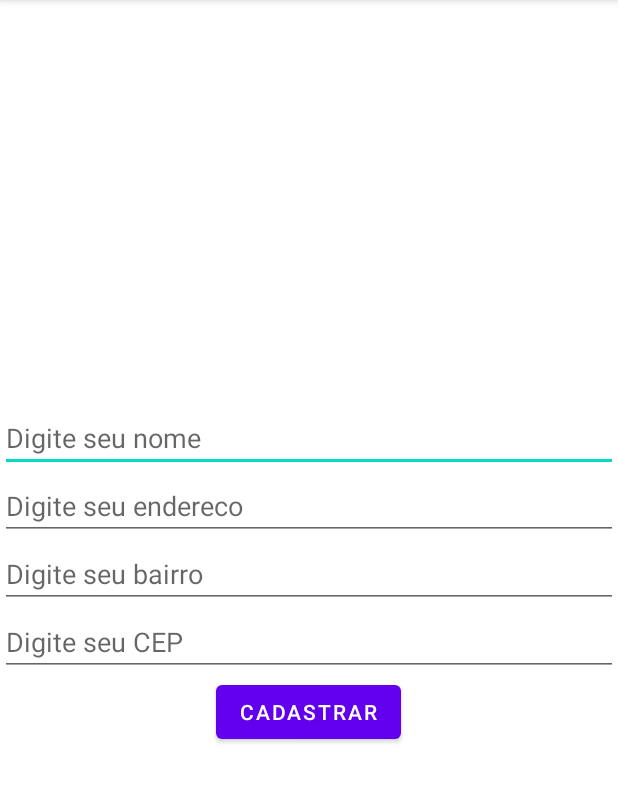
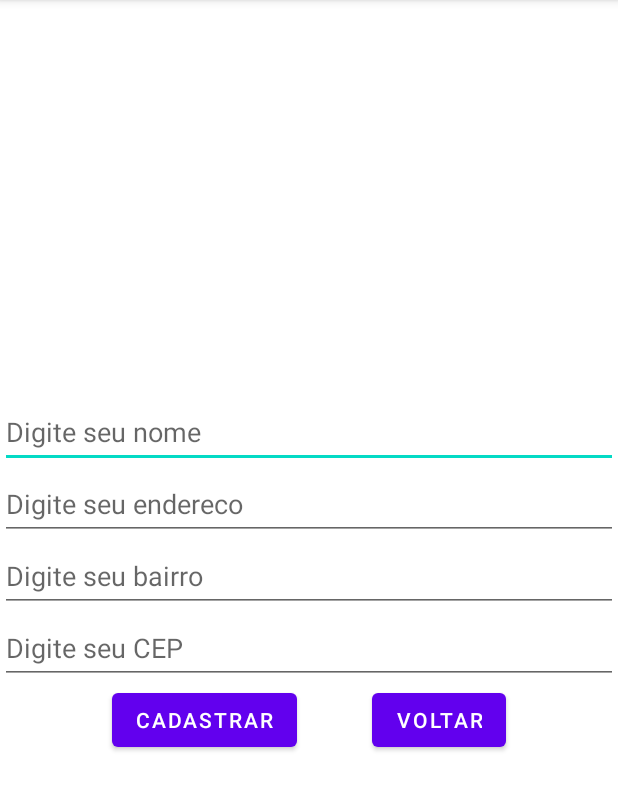
Before and after one commit to feeguu/AppFirestore, an Android app: the screen it shows after launch (MainActivity before the commit, CreateActivity after it), after a tap on "CADASTRAR", on a phone screen of 412 x 824 dp, the part 84-895 px from its top. Run offline under Robolectric (Android 15) with nearby library versions, the phone set to English and light mode, and no system bars; our stand-ins replace Firebase (no records; nobody signed in at launch, a user with empty details on screens opened directly).

```diff
--- /dev/null
+++ b/app/src/main/java/com/example/appfirestore/CreateActivity.kt
@@ -0,0 +1,55 @@
+package com.example.appfirestore
+
+import android.content.ContentValues.TAG
+import android.content.Intent
+import androidx.appcompat.app.AppCompatActivity
+import android.os.Bundle
+import android.util.Log
+import android.widget.Button
+import android.widget.EditText
+import android.widget.Toast
+import com.google.firebase.firestore.ktx.firestore
+import com.google.firebase.ktx.Firebase
+
+class CreateActivity : AppCompatActivity() {
+    override fun onCreate(savedInstanceState: Bundle?) {
+        super.onCreate(savedInstanceState)
+        setContentView(R.layout.activity_create)
+
+        val db = Firebase.firestore
+
+        val edtNome: EditText = findViewById(R.id.edtNome)
+        val edtEndereco: EditText = findViewById(R.id.edtEndereco)
+        val edtBairro: EditText = findViewById(R.id.edtBairro)
+        val edtCep: EditText = findViewById(R.id.edtCep)
+        val btnCadastrar: Button = findViewById(R.id.btnCadastrar)
+        val btnVoltar: Button = findViewById(R.id.btnVoltar)
+        btnCadastrar.setOnClickListener {
+            val pessoa = hashMapOf(
+                "nome" to edtNome.text.toString(),
+                "endereco" to edtEndereco.text.toString(),
+                "bairro" to edtBairro.text.toString(),
+                "cep" to edtCep.text.toString()
+            )
+
+            db.collection("cadastro")
+                .add(pessoa)
+                .addOnSuccessListener { documentReference ->
+                    Log.d(TAG, "DocumentSnapshot added with ID: ${documentReference.id}")
+                    Toast.makeText(this, "Pessoa cadastrada com ID: ${documentReference.id}", Toast.LENGTH_SHORT).show()
+                }
+                .addOnFailureListener { e ->
+                    Log.w(TAG, "Error adding document", e)
+                    Toast.makeText(this, "Cadastro deu errado", Toast.LENGTH_SHORT).show()
+                }
+            edtNome.text.clear()
+            edtEndereco.text.clear()
+            edtBairro.text.clear()
+            edtCep.text.clear()
+        }
+
+        btnVoltar.setOnClickListener {
+            goHome()
+        }
+    }
+}
--- a/app/src/main/java/com/example/appfirestore/MainActivity.kt
+++ b/app/src/main/java/com/example/appfirestore/MainActivity.kt
@@ -1,51 +1,39 @@
 package com.example.appfirestore
 
-import android.content.ContentValues.TAG
+import android.app.Activity
+import android.content.Intent
 import androidx.appcompat.app.AppCompatActivity
 import android.os.Bundle
-import android.util.Log
 import android.widget.Button
-import android.widget.EditText
-import android.widget.Toast
-import com.google.firebase.firestore.ktx.firestore
-import com.google.firebase.ktx.Firebase
+
 
 class MainActivity : AppCompatActivity() {
     override fun onCreate(savedInstanceState: Bundle?) {
         super.onCreate(savedInstanceState)
         setContentView(R.layout.activity_main)
 
-        val db = Firebase.firestore
+        val btnNavegarCadastrar: Button = findViewById(R.id.btnNavegarCadastrar)
+        val btnNavegarConsultar: Button = findViewById(R.id.btnNavegarConsultar)
+        val btnNavegarEditar: Button = findViewById(R.id.btnNavegarEditar)
+        val btnNavegarDeletar: Button = findViewById(R.id.btnNavegarDeletar)
 
-        val edtNome: EditText = findViewById(R.id.edtNome)
-        val edtEndereco: EditText = findViewById(R.id.edtEndereco)
-        val edtBairro: EditText = findViewById(R.id.edtBairro)
-        val edtCep: EditText = findViewById(R.id.edtCep)
-        val btnCadastrar: Button = findViewById(R.id.btnCadastrar)
+        btnNavegarCadastrar.setOnClickListener {
+            val intent = Intent(this, CreateActivity::class.java)
+            startActivity(intent)
+        }
+        btnNavegarConsultar.setOnClickListener {
+            val intent = Intent(this, ReadActivity::class.java)
+            startActivity(intent)
+        }
+        btnNavegarEditar.setOnClickListener {
+            val intent = Intent(this, UpdateActivity::class.java)
+            startActivity(intent)
+        }
+        btnNavegarDeletar.setOnClickListener {
+            val intent = Intent(this, DeleteActivity::class.java)
+            startActivity(intent)
+        }
+    }
 
-        btnCadastrar.setOnClickListener {
-            val pessoa = hashMapOf(
-                "nome" to edtNome.text.toString(),
-                "endereco" to edtEndereco.text.toString(),
-                "bairro" to edtBairro.text.toString(),
-                "cep" to edtCep.text.toString()
-            )
 
-            db.collection("cadastro")
-                .add(pessoa)
-                .addOnSuccessListener { documentReference ->
-                    Log.d(TAG, "DocumentSnapshot added with ID: ${documentReference.id}")
-                    Toast.makeText(this, "Pessoa cadastrada com ID: ${documentReference.id}", Toast.LENGTH_SHORT).show()
-                }
-                .addOnFailureListener { e ->
-                    Log.w(TAG, "Error adding document", e)
-                    Toast.makeText(this, "Cadastro deu errado", Toast.LENGTH_SHORT).show()
-                }
-            edtNome.text.clear()
-            edtEndereco.text.clear()
-            edtBairro.text.clear()
-            edtCep.text.clear()
-        }
-
-    }
-    }
+}
--- /dev/null
+++ b/app/src/main/res/layout/activity_create.xml
@@ -0,0 +1,51 @@
+<LinearLayout
+    xmlns:android="http://schemas.android.com/apk/res/android"
+    android:layout_width="match_parent"
+    android:layout_height="match_parent"
+    android:orientation="vertical"
+    android:layout_gravity="center"
+    android:gravity="center">
+
+    <EditText
+        android:id="@+id/edtNome"
+        android:hint="@string/edtNome"
+        android:layout_width="match_parent"
+        android:layout_height="wrap_content"
+        android:height="48dp"/>
+    <EditText
+        android:id="@+id/edtEndereco"
+        android:hint="@string/edtEndereco"
+        android:layout_width="match_parent"
+        android:layout_height="wrap_content"
+        android:height="48dp"/>
+    <EditText
+        android:id="@+id/edtBairro"
+        android:hint="@string/edtBairro"
+        android:layout_width="match_parent"
+        android:layout_height="wrap_content"
+        android:height="48dp"/>
+    <EditText
+        android:id="@+id/edtCep"
+        android:hint="@string/edtCep"
+        android:layout_width="match_parent"
+        android:layout_height="wrap_content"
+        android:height="48dp"/>
+    <LinearLayout
+        android:layout_width="match_parent"
+        android:layout_height="wrap_content"
+        android:gravity="center">
+        <Button
+            android:id="@+id/btnCadastrar"
+            android:text="@string/btnCadastrar"
+            android:layout_width="wrap_content"
+            android:layout_height="wrap_content"
+            android:layout_marginEnd="50dp"/>
+        <Button
+            android:id="@+id/btnVoltar"
+            android:text="@string/btnVoltar"
+            android:layout_width="wrap_content"
+            android:layout_height="wrap_content"/>
+    </LinearLayout>
+
+
+</LinearLayout>
--- a/app/src/main/res/layout/activity_main.xml
+++ b/app/src/main/res/layout/activity_main.xml
@@ -3,33 +3,29 @@
     android:layout_width="match_parent"
     android:layout_height="match_parent"
     android:orientation="vertical"
-    android:layout_gravity="center"
-    android:gravity="center">
+    android:gravity="center"
+>
+    <Button
+        android:id="@+id/btnNavegarCadastrar"
+        android:layout_width="wrap_content"
+        android:layout_height="wrap_content"
+        android:text="@string/btnCadastrar"/>
+    <Button
+        android:id="@+id/btnNavegarConsultar"
+        android:layout_width="wrap_content"
+        android:layout_height="wrap_content"
+        android:text="@string/btnConsultar"/>
 
-    <EditText
-        android:id="@+id/edtNome"
-        android:hint="@string/edtNome"
-        android:layout_width="match_parent"
-        android:layout_height="wrap_content"/>
-    <EditText
-        android:id="@+id/edtEndereco"
-        android:hint="@string/edtEndereco"
-        android:layout_width="match_parent"
-        android:layout_height="wrap_content"/>
-    <EditText
-        android:id="@+id/edtBairro"
-        android:hint="@string/edtBairro"
-        android:layout_width="match_parent"
-        android:layout_height="wrap_content"/>
-    <EditText
-        android:id="@+id/edtCep"
-        android:hint="@string/edtCep"
-        android:layout_width="match_parent"
-        android:layout_height="wrap_content"/>
     <Button
-        android:id="@+id/btnCadastrar"
-        android:text="@string/btnCadastrar"
+        android:id="@+id/btnNavegarDeletar"
         android:layout_width="wrap_content"
-        android:layout_height="wrap_content"/>
+        android:layout_height="wrap_content"
+        android:text="@string/btnDeletar" />
+
+    <Button
+        android:id="@+id/btnNavegarEditar"
+        android:layout_width="wrap_content"
+        android:layout_height="wrap_content"
+        android:text="@string/btnAtualizar" />
 
 </LinearLayout>
--- a/app/src/main/res/values/strings.xml
+++ b/app/src/main/res/values/strings.xml
@@ -5,4 +5,9 @@
     <string name="edtBairro">Digite seu bairro</string>
     <string name="edtCep">Digite seu CEP</string>
     <string name="btnCadastrar">Cadastrar</string>
+    <string name="btnConsultar">Consultar</string>
+    <string name="btnDeletar">Deletar</string>
+    <string name="btnAtualizar">Atualizar</string>
+    <string name="btnVoltar">Voltar</string>
+    <string name="dados">ID: %1$s \nNome: %2$s \nCEP: %3$s \nBairro: %4$s \nEndereco: %5$s\n\n\n</string>
 </resources>
```
Also changed, not shown: app/src/main/AndroidManifest.xml (+12 -0 lines), app/src/main/java/com/example/appfirestore/ActivityUtils.kt (added, +9 -0 lines), app/src/main/java/com/example/appfirestore/DeleteActivity.kt (added, +54 -0 lines), app/src/main/java/com/example/appfirestore/ReadActivity.kt (added, +37 -0 lines), app/src/main/java/com/example/appfirestore/UpdateActivity.kt (added, +11 -0 lines), app/src/main/res/layout/activity_delete.xml (added, +20 -0 lines), app/src/main/res/layout/activity_read.xml (added, +26 -0 lines), app/src/main/res/layout/activity_update.xml (added, +9 -0 lines).
